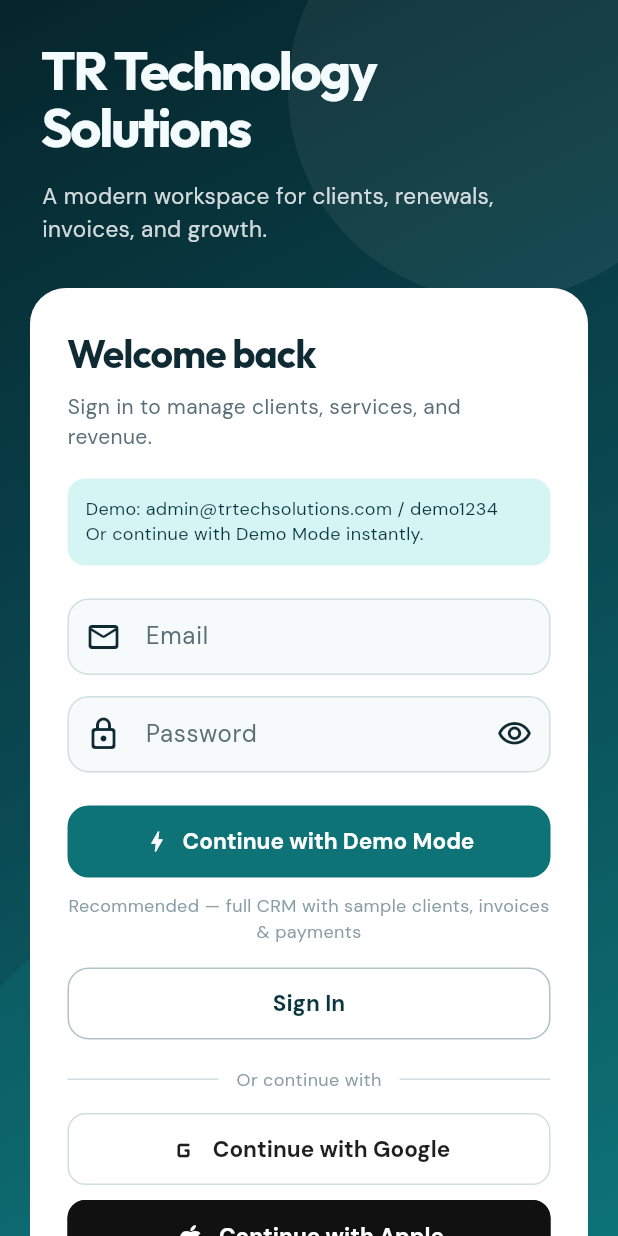
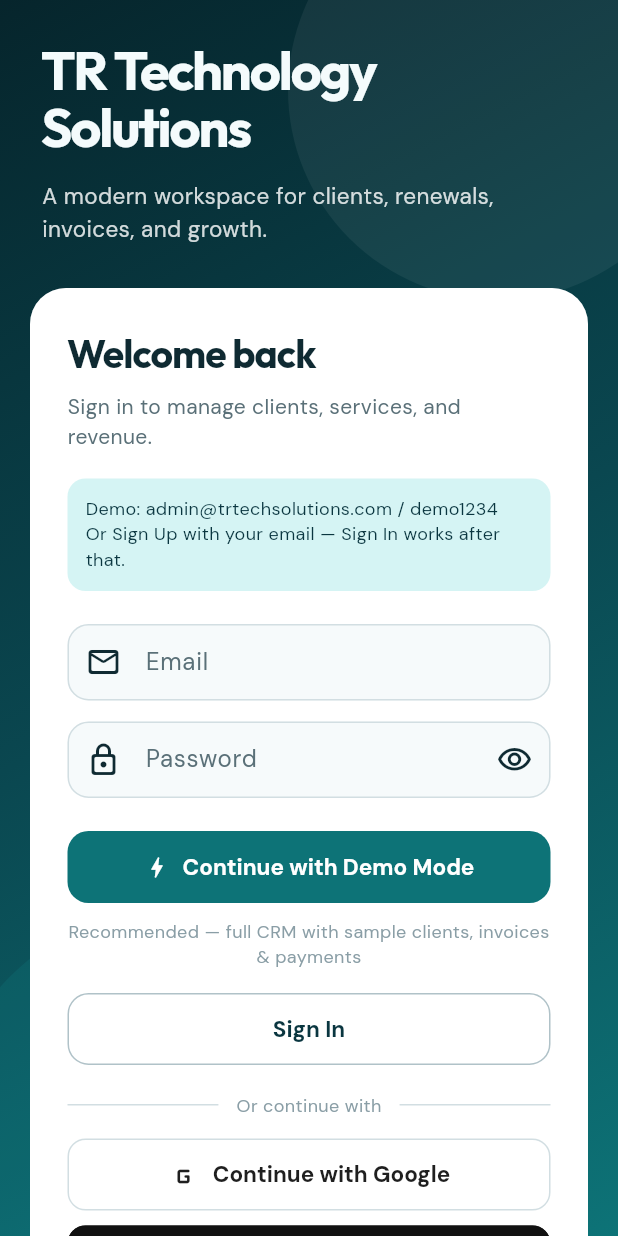
Before and after one commit to PRABHVEERSINGH17/2023a1r109king, a Flutter app: the screen it shows after launch, on a phone screen of 412 x 824 dp. Run offline on Flutter 3.47's test engine with Material 3 defaults, Android fonts, the phone set to English and light mode, and no system bars; our stand-ins replace fl_chart, flutter_dotenv, flutter_riverpod, go_router, shared_preferences, supabase_flutter; accounts and stored records are empty.

Commit message:
Fix authentication: keep local Sign Up/Sign In sessions logged in
Router and isAuthenticatedProvider now treat device-local accounts as
authenticated, so Sign Up no longer bounces back to login. Documented
Demo, email, and cloud auth in AUTH.md.

Co-authored-by: Prabhveer singh <PRABHVEERSINGH17@users.noreply.github.com>

```diff
--- a/tr_tech_solutions/lib/features/auth/screens/login_screen.dart
+++ b/tr_tech_solutions/lib/features/auth/screens/login_screen.dart
@@ -199,10 +199,10 @@ class _LoginScreenState extends ConsumerState<LoginScreen> {
               ),
               child: Text(
                 _onlineMode
-                    ? 'Create an account with your email — Sign Up works on this device even if cloud email is blocked.\nGoogle/Apple/LinkedIn need Supabase providers enabled.'
+                    ? 'Sign Up with any email + password (min 6 chars).\nWorks on this device immediately. Cloud sync needs Supabase confirm-email off (see AUTH.md).'
                     : (SupabaseConfig.isConfigured
-                        ? 'Demo: admin@trtechsolutions.com / demo1234\nOr continue with Demo Mode instantly.'
-                        : 'Demo Mode is ready — explore the full workspace with sample data.'),
+                        ? 'Demo: admin@trtechsolutions.com / demo1234\nOr Sign Up with your email — Sign In works after that.'
+                        : 'Sign Up with your email, or use Demo Mode to explore sample data.'),
                 style: const TextStyle(
                   color: AppColors.brand,
                   fontSize: 12,
--- a/tr_tech_solutions/lib/router/app_router.dart
+++ b/tr_tech_solutions/lib/router/app_router.dart
@@ -4,6 +4,7 @@ import 'package:go_router/go_router.dart';
 import 'package:supabase_flutter/supabase_flutter.dart';
 import 'package:tr_tech_solutions/core/config/supabase_config.dart';
 import 'package:tr_tech_solutions/core/providers/app_mode_provider.dart';
+import 'package:tr_tech_solutions/core/providers/local_auth_provider.dart';
 import 'package:tr_tech_solutions/features/auth/providers/auth_provider.dart';
 import 'package:tr_tech_solutions/features/auth/screens/login_screen.dart';
 import 'package:tr_tech_solutions/features/auth/screens/signup_screen.dart';
@@ -43,10 +44,12 @@ final appRouterProvider = Provider<GoRouter>((ref) {
     refreshListenable: refresh,
     redirect: (context, state) {
       final isDemo = ref.read(demoModeProvider);
+      final isLocal = ref.read(localAuthProvider);
       final authState = ref.read(authStateProvider);
       final streamSession = authState.valueOrNull?.session != null;
       final supabaseLoggedIn = _hasSupabaseSession() || streamSession;
-      final isLoggedIn = isDemo || supabaseLoggedIn;
+      // Demo, device-local account, or cloud Supabase session all count.
+      final isLoggedIn = isDemo || isLocal || supabaseLoggedIn;
       final isAuthRoute =
           state.matchedLocation == '/login' || state.matchedLocation == '/signup';
 
@@ -87,6 +90,7 @@ final appRouterProvider = Provider<GoRouter>((ref) {
 class _RouterRefresh extends ChangeNotifier {
   _RouterRefresh(Ref ref) {
     ref.listen(demoModeProvider, (_, __) => notifyListeners());
+    ref.listen(localAuthProvider, (_, __) => notifyListeners());
     ref.listen(authStateProvider, (_, __) => notifyListeners());
     if (SupabaseConfig.isConfigured) {
       try {
```
Also changed, not shown: tr_tech_solutions/lib/core/providers/app_mode_provider.dart (+12 -1 lines), 2 other files.
